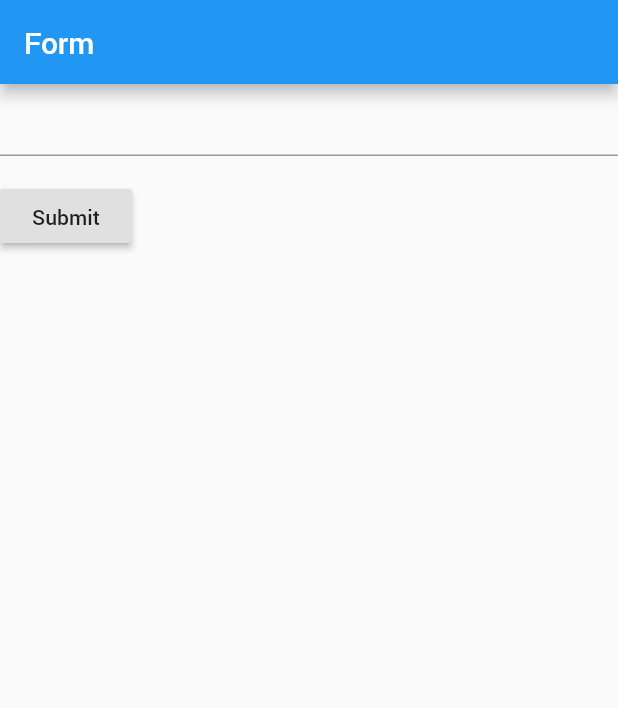
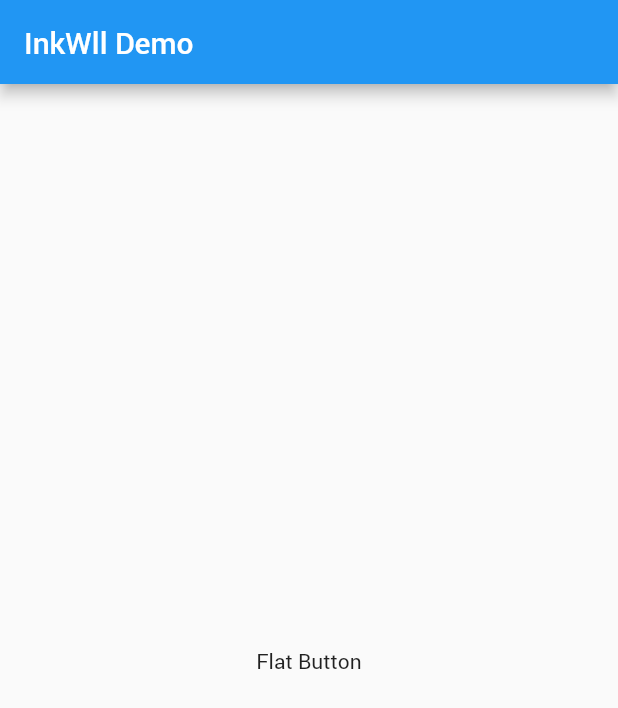
Before and after one commit to seanLee/Flutter_Cookbook, a Flutter app: the screen it shows after launch, on a phone screen of 412 x 824 dp. Shown: the top 708 px of the screen. Run offline on Flutter 3.47's test engine with Material 2 defaults, Android fonts, the phone set to English and light mode, and no system bars.

Commit message:
add some files

```diff
--- a/lib/cookbook_chapter11.dart
+++ b/lib/cookbook_chapter11.dart
@@ -9,12 +9,12 @@ class MyForm extends StatelessWidget {
       appBar: AppBar(
         title: Text("Form"),
       ),
-      body: MyCustomForm(),
+      body: _MyCustomForm(),
     ));
   }
 }
 
-class MyCustomForm extends StatefulWidget {
+class _MyCustomForm extends StatefulWidget {
   @override
   State<StatefulWidget> createState() {
     // TODO: implement createState
@@ -22,7 +22,7 @@ class MyCustomForm extends StatefulWidget {
   }
 }
 
-class _MyCustomFormState extends State<MyCustomForm> {
+class _MyCustomFormState extends State<_MyCustomForm> {
   final _formKey = GlobalKey<FormState>();
 
   @override
--- /dev/null
+++ b/lib/cookbook_chapter12.dart
@@ -0,0 +1 @@
+import 'package:flutter/material.dart';
--- /dev/null
+++ b/lib/cookbook_chapter16.dart
@@ -0,0 +1,54 @@
+import 'package:cookbook/cookbook_chapter10.dart';
+import 'package:flutter/material.dart';
+
+class MyTap extends StatelessWidget {
+  @override
+  Widget build(BuildContext context) {
+    // TODO: implement build
+    final title = 'InkWll Demo';
+
+    return MaterialApp(
+      title: title,
+      home: _MyHomePage(title: title),
+    );
+  }
+}
+
+class _MyHomePage extends StatelessWidget {
+  final String title;
+
+  _MyHomePage({Key key, this.title}) : super(key: key);
+
+  @override
+  Widget build(BuildContext context) {
+    // TODO: implement build
+    return Scaffold(
+      appBar: AppBar(
+        title: Text(title),
+      ),
+      body: Center(
+        child: Center(
+          child: _MyButton(),
+        ),
+      ),
+    );
+  }
+}
+
+class _MyButton extends StatelessWidget {
+  @override
+  Widget build(BuildContext context) {
+    // TODO: implement build
+    return InkWell(
+      onTap: () {
+        Scaffold.of(context).showSnackBar(SnackBar(
+          content: Text('Tap'),
+        ));
+      },
+      child: Container(
+        padding: EdgeInsets.all(12.0),
+        child: Text('Flat Button'),
+      ),
+    );
+  }
+}
--- a/lib/main.dart
+++ b/lib/main.dart
@@ -10,6 +10,10 @@ import 'cookbook_chapter8.dart' as prefix08;
 import 'cookbook_chapter9.dart' as prefix09;
 import 'cookbook_chapter10.dart' as prefix10;
 import 'cookbook_chapter11.dart' as prefix11;
+import 'cookbook_chapter13.dart' as prefix13;
+import 'cookbook_chapter14.dart' as prefix14;
+import 'cookbook_chapter15.dart' as prefix15;
+import 'cookbook_chapter16.dart' as prefix16;
 
 void main() => runApp(MyApp());
 
@@ -31,7 +35,7 @@ class MyApp extends StatelessWidget {
         // is not restarted.
         primarySwatch: Colors.blue,
       ),
-      home: prefix11.MyForm(),
+      home: prefix16.MyTap(),
     );
   }
 }
```
Also changed, not shown: lib/cookbook_chapter13.dart (added, +69 -0 lines), lib/cookbook_chapter14.dart (added, +60 -0 lines), lib/cookbook_chapter15.dart (added, +68 -0 lines).
